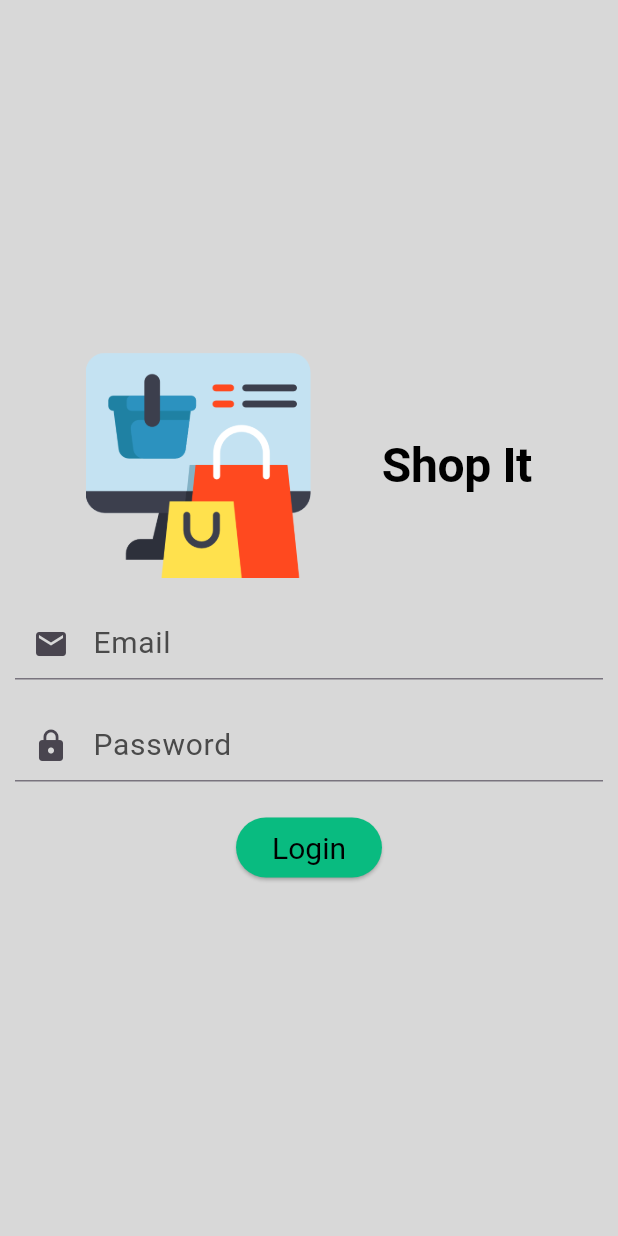
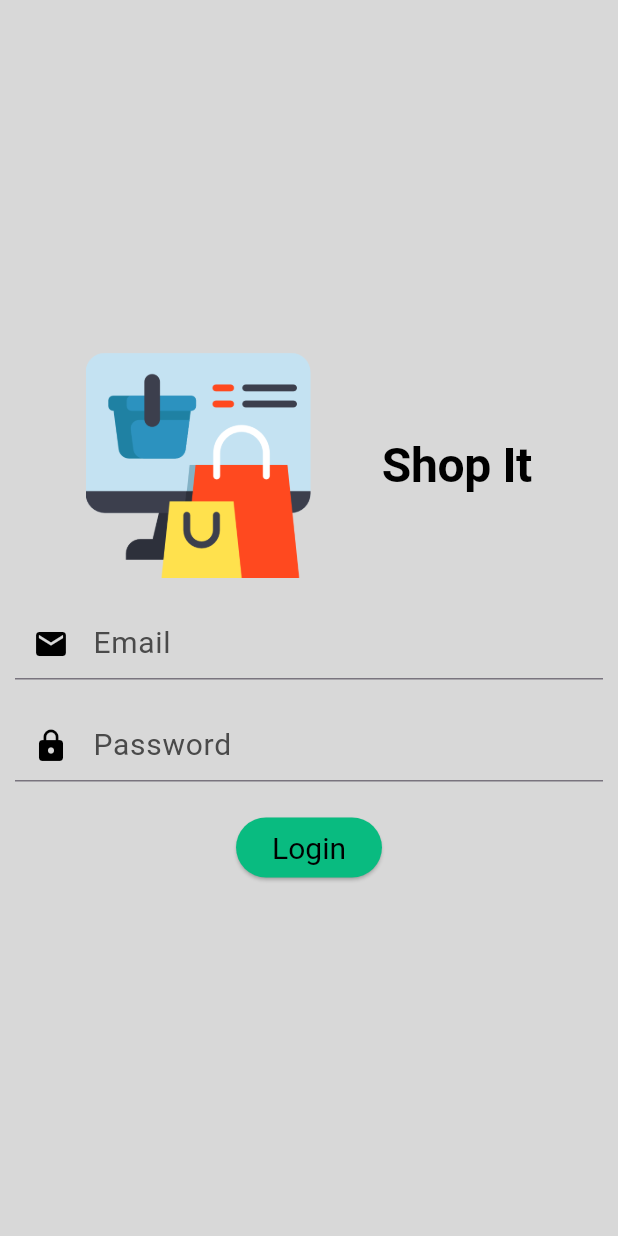
Before and after one commit to Nyi-NyiSoe/shopit, a Flutter app: the screen it shows after launch, on a phone screen of 412 x 824 dp. Run offline on Flutter 3.47's test engine with Material 3 defaults, Android fonts, the light colour scheme and no system bars; our stand-ins replace equatable, flutter_bloc, shared_preferences.

Commit message:
feat/added inputDecoration theme

```diff
--- a/lib/core/theme/app_theme.dart
+++ b/lib/core/theme/app_theme.dart
@@ -71,6 +71,7 @@ class AppTheme {
         backgroundColor: AppColor.lightAppBarBackgroundColor,
         iconTheme: IconThemeData(color: AppColor.lightPrimaryTextColor)),
         inputDecorationTheme: InputDecorationTheme(
+          prefixIconColor: AppColor.lightPrimaryTextColor,
           hintStyle: TextStyle(color: AppColor.lightSecondaryTextColor),
         )
   );
@@ -140,6 +141,7 @@ class AppTheme {
             backgroundColor:
                 WidgetStateProperty.all(AppColor.darkAppBarBackgroundColor))),
                 inputDecorationTheme: InputDecorationTheme(
+                  prefixIconColor: AppColor.darkPrimaryTextColor,
           hintStyle: TextStyle(color: AppColor.darkSecondaryTextColor),
                 ),
     appBarTheme: const AppBarTheme(
```
